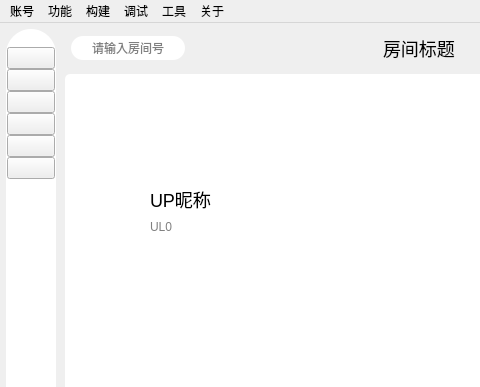
Old version of the form mainwindow/mainwindow.ui in the repository iwxyi/Bilibili-MagicalDanmaku; both pictures show x 0 to 480 and y 0 to 387 of the 781 by 797 pixel window.
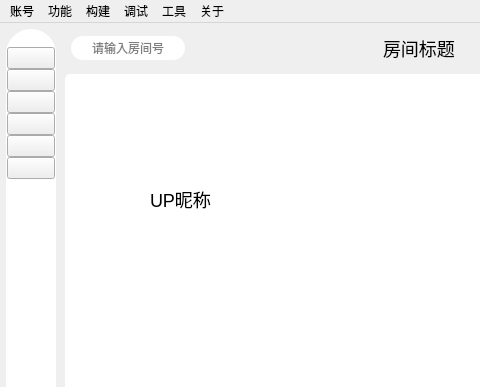
New version of the form. Icons and pictures are not drawn. Custom widgets are drawn as their Qt base class.

Commit message: 优化没有直播间时的界面

```diff
--- a/mainwindow/mainwindow.ui
+++ b/mainwindow/mainwindow.ui
@@ -404,7 +404,7 @@
                     <string notr="true">color: gray;</string>
                    </property>
                    <property name="text">
-                    <string>UL0</string>
+                    <string/>
                    </property>
                   </widget>
                  </item>
```
The commit also changes 7 other files.
